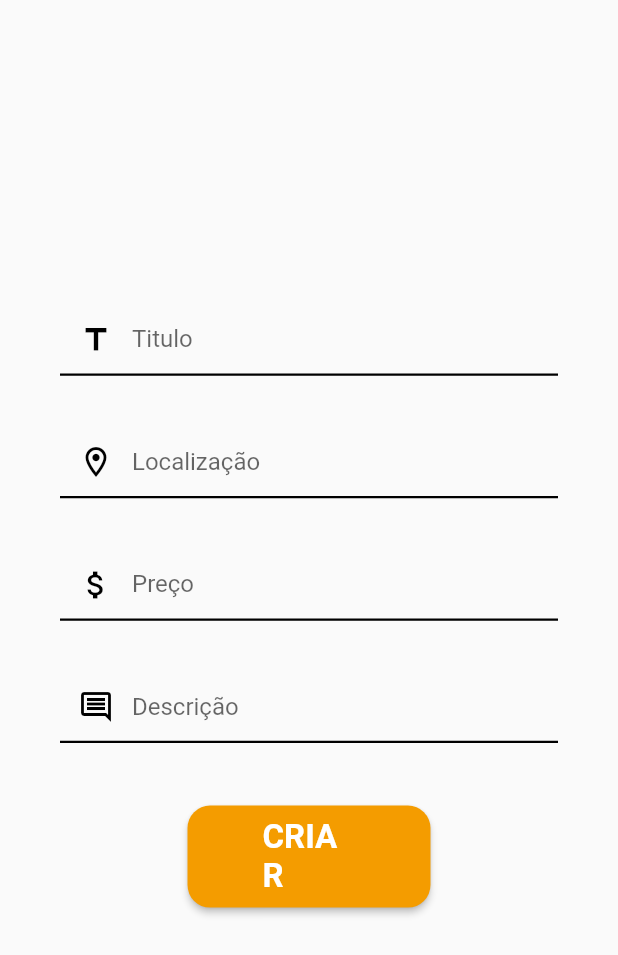
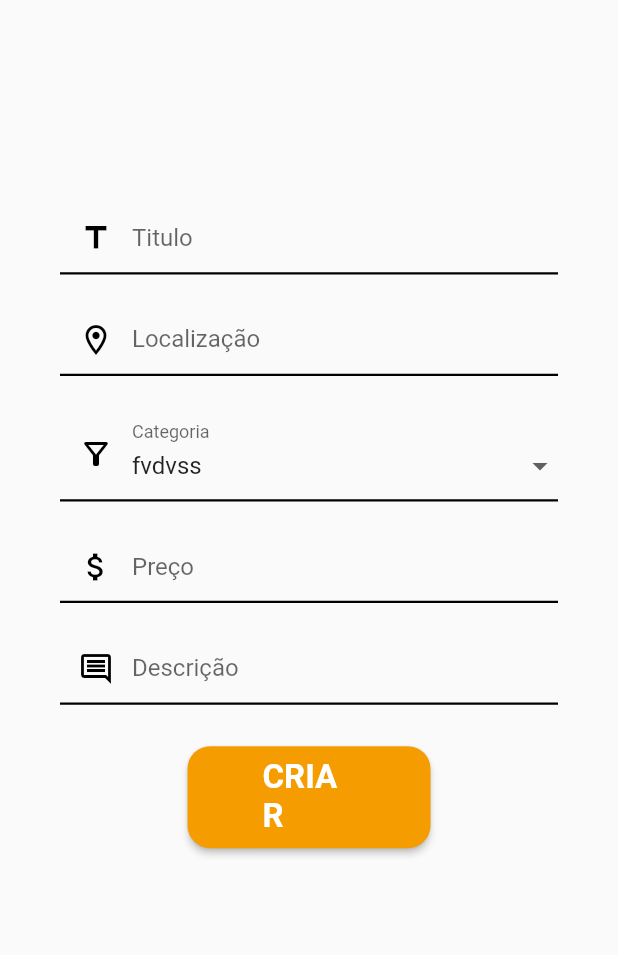
Before and after one commit to fga-eps-mds/2020.2-Hortum-Mobile, a Flutter app: the AnnounRegisterForm widget shown alone on an empty page, opened directly, on a phone screen of 412 x 824 dp. Shown: the top 955 px of the screen. Run offline on Flutter 3.47's test engine with Material 2 defaults, Android fonts, the phone set to English and light mode, and no system bars; our stand-ins replace adaptive_theme, flutter_secure_storage, image_picker, splashscreen; accounts and stored records are empty; Roboto replaces fonts that are missing (Roboto-Bold); statements that could not run were skipped.

Commit message:
#93 Adicionando campo de categoria ao registro de anúncio

```diff
--- a/hortum_mobile/lib/view/register_announcement/components/announ_register_form.dart
+++ b/hortum_mobile/lib/view/register_announcement/components/announ_register_form.dart
@@ -1,6 +1,7 @@
 import 'package:flutter/material.dart';
 import 'package:hortum_mobile/components/confirm_button.dart';
 import 'package:hortum_mobile/components/form_field.dart';
+import 'package:hortum_mobile/view/register_announcement/components/select_field.dart';
 
 class AnnounRegisterForm extends StatefulWidget {
   @override
@@ -11,6 +12,7 @@ class _AnnounRegisterFormState extends State<AnnounRegisterForm> {
   final _formKey = GlobalKey<FormState>();
   final TextEditingController _titulo = TextEditingController();
   final TextEditingController _localizacao = TextEditingController();
+  final TextEditingController _categoria = TextEditingController();
   final TextEditingController _preco = TextEditingController();
   final TextEditingController _descricao = TextEditingController();
 
@@ -26,7 +28,7 @@ class _AnnounRegisterFormState extends State<AnnounRegisterForm> {
             key: _formKey,
             child: Container(
               height: size.height * 0.58,
-              margin: EdgeInsets.only(bottom: size.height * 0.02),
+              margin: EdgeInsets.only(bottom: size.height * 0.15),
               child: Column(
                 mainAxisAlignment: MainAxisAlignment.spaceEvenly,
                 children: [
@@ -62,6 +64,13 @@ class _AnnounRegisterFormState extends State<AnnounRegisterForm> {
                         return null;
                       },
                       controller: _localizacao),
+                  SelectFormField(
+                    labelText: 'Categoria',
+                    icon: Icon(
+                      Icons.filter_alt_outlined,
+                      color: Colors.black,
+                    ),
+                  ),
                   CustomFormField(
                       labelText: 'Preço',
                       icon: Icon(
--- /dev/null
+++ b/hortum_mobile/lib/view/register_announcement/components/select_field.dart
@@ -0,0 +1,50 @@
+import 'package:flutter/material.dart';
+
+class SelectFormField extends StatefulWidget {
+  final String labelText;
+  final Icon icon;
+  const SelectFormField(
+      {@required this.labelText, @required this.icon, Key key})
+      : super(key: key);
+  @override
+  _SelectFormFieldState createState() => _SelectFormFieldState();
+}
+
+class _SelectFormFieldState extends State<SelectFormField> {
+  String _currentSelectedValue = 'fvdvss';
+  var _teste = ['fvdvss', 'vbvdb', 'fasfasf'];
+
+  @override
+  Widget build(BuildContext context) {
+    return FormField(builder: (FormFieldState<String> state) {
+      return InputDecorator(
+        decoration: InputDecoration(
+          enabledBorder: UnderlineInputBorder(
+              borderSide: BorderSide(color: Colors.black, width: 1.5)),
+          prefixIcon: widget.icon,
+          labelText: widget.labelText,
+        ),
+        isEmpty: _currentSelectedValue == '',
+        child: DropdownButtonHideUnderline(
+          child: DropdownButton<String>(
+            value: _currentSelectedValue,
+            isDense: true,
+            onChanged: (String newValue) {
+              setState(() {
+                _currentSelectedValue = newValue;
+                print(_currentSelectedValue);
+                state.didChange(newValue);
+              });
+            },
+            items: _teste.map<DropdownMenuItem<String>>((String value) {
+              return DropdownMenuItem<String>(
+                value: value,
+                child: Text(value),
+              );
+            }).toList(),
+          ),
+        ),
+      );
+    });
+  }
+}
```
Also changed, not shown: hortum_mobile/lib/view/register_announcement/page/announcement_register_page.dart (+18 -7 lines).
